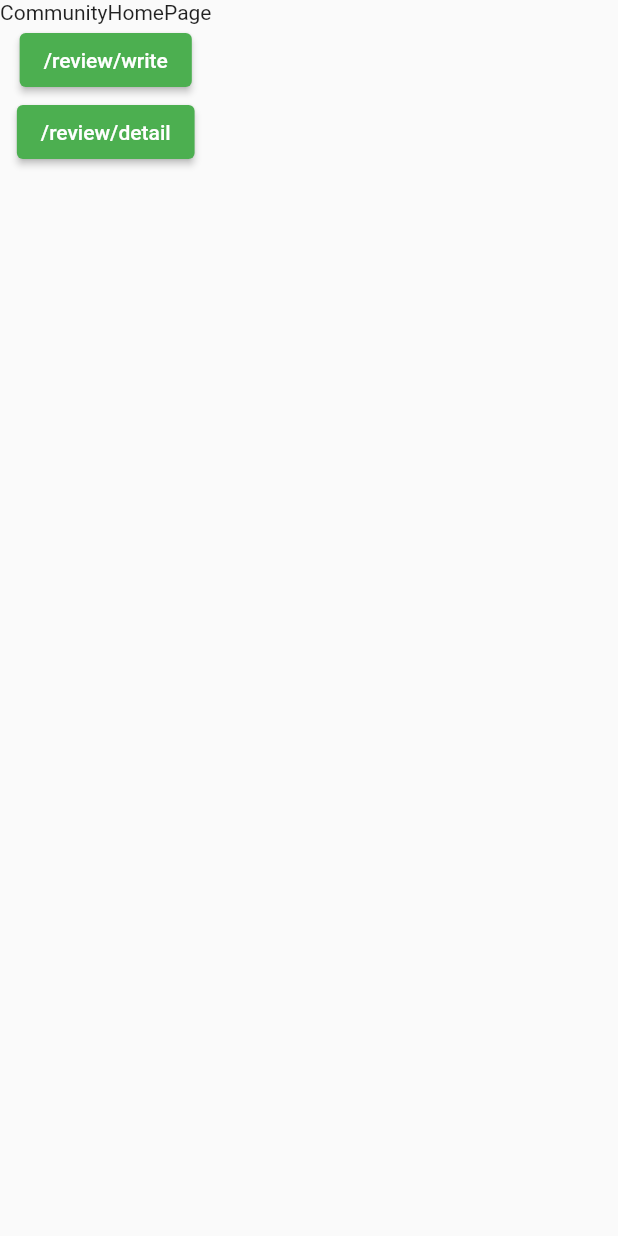
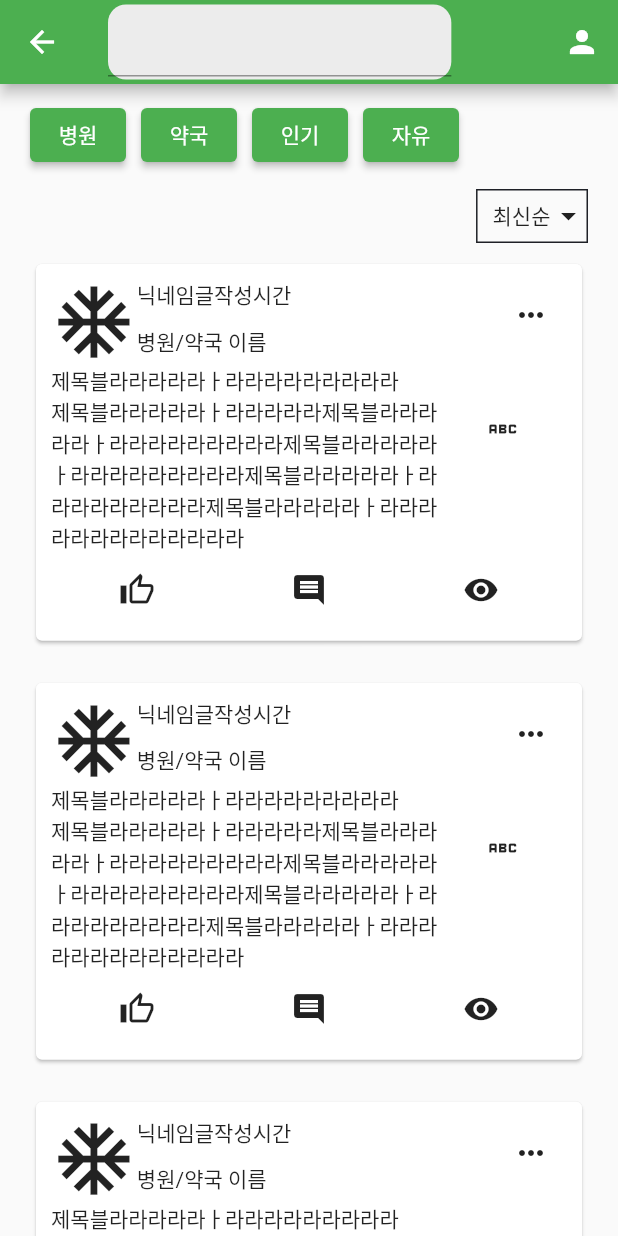
Before and after one commit to sovla/PetDoctor-Flutter, a Flutter app: the CommunityHomePage screen opened by its route, on a phone screen of 412 x 824 dp. Run offline on Flutter 3.47's test engine with Material 2 defaults, Android fonts, the phone set to English and light mode, and no system bars; our stand-ins replace flutter_screenutil, get; missing offline and left inert: widgetbook, widgetbook_annotation.

Commit message:
add(Home,CommunityHome) 페이지 작업 완료

```diff
--- a/lib/constants/border.dart
+++ b/lib/constants/border.dart
@@ -13,4 +13,6 @@ class PaddingConstants {
   static double subVertical = 10;
   // 아이콘 사이 간격용
   static double iconVertical = 8;
+  static double buttonHorizontal = 10;
+  static double buttonVertical = 5;
 }
--- a/lib/main.dart
+++ b/lib/main.dart
@@ -1,7 +1,9 @@
 import 'package:flutter/material.dart';
 import 'package:flutter_screenutil/flutter_screenutil.dart';
 import 'package:get/get_navigation/get_navigation.dart';
+import 'package:get/instance_manager.dart';
 import 'package:pet_doctor/routes/routes.dart';
+import 'package:pet_doctor/state/bottomNavigationBar.dart';
 import 'package:pet_doctor/themes/dark_theme.dart';
 import 'package:pet_doctor/themes/light_theme.dart';
 import 'package:pet_doctor/widgetbook/app.widgetbook.dart';
@@ -37,6 +39,10 @@ class MyApp extends StatelessWidget {
               // 디버그 배너 끄기
               initialRoute: '/',
               getPages: AppRoutes.pages,
+
+              initialBinding: BindingsBuilder(() {
+                Get.lazyPut(() => BottomNavigationBarController());
+              }),
             ));
   }
 }
--- a/lib/page/Community/Community_Home.dart
+++ b/lib/page/Community/Community_Home.dart
@@ -1,6 +1,9 @@
 import 'package:flutter/material.dart';
-import 'package:get/route_manager.dart';
-import 'package:pet_doctor/routes/routes.dart';
+import 'package:pet_doctor/atom/buttons/MoreButton.dart';
+import 'package:pet_doctor/constants/border.dart';
+import 'package:pet_doctor/constants/color.dart';
+import 'package:flutter_screenutil/flutter_screenutil.dart';
+import 'package:pet_doctor/page/Home/Home.dart';
 
 class CommunityHomePage extends StatefulWidget {
   const CommunityHomePage({super.key});
@@ -13,15 +16,78 @@ class _CommunityHomePageState extends State<CommunityHomePage> {
   @override
   Widget build(BuildContext context) {
     return Scaffold(
+      appBar: AppBar(
+        title: Container(
+          width: 200.r,
+          height: 50,
+          decoration: BoxDecoration(
+              color: ColorConstants.backgroundColorLight,
+              borderRadius:
+                  BorderRadius.circular(BorderConstants.borderRadius)),
+          child: TextField(),
+        ),
+        actions: [IconButton(onPressed: () {}, icon: const Icon(Icons.person))],
+      ),
       body: Column(
         children: [
-          const Text('CommunityHomePage'),
-          ...AppRoutes.communityRoutes
-              .map(
-                (e) => ElevatedButton(
-                    onPressed: () => Get.toNamed(e.name), child: Text(e.name)),
-              )
-              .toList(),
+          Categorys(
+            buttons: [
+              ElevatedButton(onPressed: () {}, child: const Text('병원')),
+              ElevatedButton(onPressed: () {}, child: const Text('약국')),
+              ElevatedButton(onPressed: () {}, child: const Text('인기')),
+              ElevatedButton(onPressed: () {}, child: const Text('자유')),
+            ],
+          ),
+          Padding(
+            padding: EdgeInsets.symmetric(
+                horizontal: PaddingConstants.mainHorizontal),
+            child: Row(
+              mainAxisAlignment: MainAxisAlignment.end,
+              mainAxisSize: MainAxisSize.max,
+              children: [
+                PopupMenuButton(
+                  itemBuilder: (context) {
+                    return [
+                      PopupMenuItem(child: Text("최신순")),
+                      PopupMenuItem(child: Text("최신순"))
+                    ];
+                  },
+                  child: Container(
+                    decoration: BoxDecoration(
+                        border: Border.all(
+                            color: ColorConstants.backgroundColorDark)),
+                    child: Padding(
+                      padding: EdgeInsets.fromLTRB(
+                          PaddingConstants.buttonHorizontal,
+                          PaddingConstants.buttonVertical,
+                          0,
+                          PaddingConstants.buttonVertical),
+                      child: Row(
+                        children: [Text("최신순"), Icon(Icons.arrow_drop_down)],
+                      ),
+                    ),
+                  ),
+                ),
+              ],
+            ),
+          ),
+          Expanded(
+            child: ListView.builder(
+              itemBuilder: (context, index) {
+                if (index < 9) {
+                  return Padding(
+                    padding: EdgeInsets.symmetric(
+                        horizontal: PaddingConstants.mainHorizontal,
+                        vertical: PaddingConstants.subVertical),
+                    child: ReviewComponent(),
+                  );
+                } else {
+                  return MoreButton();
+                }
+              },
+              itemCount: 10 + 1,
+            ),
+          )
         ],
       ),
     );
--- a/lib/page/Home/Home.dart
+++ b/lib/page/Home/Home.dart
@@ -1,9 +1,11 @@
 import 'package:flutter/material.dart';
 import 'package:get/route_manager.dart';
+import 'package:get/get.dart';
 import 'package:pet_doctor/constants/border.dart';
 import 'package:pet_doctor/routes/links.dart';
 import 'package:flutter_screenutil/flutter_screenutil.dart';
 import 'package:pet_doctor/routes/routes.dart';
+import 'package:pet_doctor/state/bottomNavigationBar.dart';
 
 class HomePage extends StatefulWidget {
   const HomePage({super.key});
@@ -32,7 +34,9 @@ class _HomePageState extends State<HomePage> {
             ),
           ),
           leadingWidth: 112,
-        actions: [IconButton(onPressed: () {}, icon: const Icon(Icons.person))],
+          actions: [
+            IconButton(onPressed: () {}, icon: const Icon(Icons.person))
+          ],
         ),
         body: Column(
           crossAxisAlignment: CrossAxisAlignment.start,
@@ -46,7 +50,8 @@ class _HomePageState extends State<HomePage> {
                 decoration: BoxDecoration(
                     borderRadius:
                         BorderRadius.circular(BorderConstants.borderRadius),
-                  border: Border.all(width: 1, color: Get.theme.primaryColor)),
+                    border:
+                        Border.all(width: 1, color: Get.theme.primaryColor)),
                 child: Row(
                   mainAxisAlignment: MainAxisAlignment.spaceAround,
                   children: [
@@ -57,7 +62,8 @@ class _HomePageState extends State<HomePage> {
                         icon: const Icon(Icons.local_pharmacy_outlined),
                         text: const Text('약국')),
                     Pet_ColumnIconButton(
-                      icon: const Icon(Icons.window), text: const Text('커뮤니티')),
+                        icon: const Icon(Icons.window),
+                        text: const Text('커뮤니티')),
                   ],
                 ),
               ),
@@ -79,14 +85,65 @@ class _HomePageState extends State<HomePage> {
                 ),
               ),
             ),
+            Categorys(
+              title: const Text('실시간 리뷰'),
+              buttons: [
+                ElevatedButton(onPressed: () {}, child: const Text('병원')),
+                ElevatedButton(onPressed: () {}, child: const Text('약국')),
+                ElevatedButton(onPressed: () {}, child: const Text('커뮤니티')),
+              ],
+            ),
             Padding(
+              padding: EdgeInsets.symmetric(
+                horizontal: PaddingConstants.mainHorizontal,
+              ),
+              child: const ReviewComponent(),
+            )
+          ],
+        ),
+        bottomNavigationBar:
+            BottomNavigationBarController().publicNavigationBar());
+  }
+
+  Widget Pet_ColumnIconButton({
+    required Icon icon,
+    required Text text,
+  }) {
+    return InkWell(
+      onTap: () {},
+      borderRadius: BorderRadius.circular(20.0),
+      child: Padding(
+        padding: const EdgeInsets.all(8.0),
+        child: Column(
+          children: [
+            icon,
+            SizedBox(
+              height: PaddingConstants.iconVertical,
+            ),
+            text
+          ],
+        ),
+      ),
+    );
+  }
+}
+
+class Categorys extends StatelessWidget {
+  final Text? title;
+  final List<Widget> buttons;
+  const Categorys({Key? key, this.title, required this.buttons})
+      : super(key: key);
+
+  @override
+  Widget build(BuildContext context) {
+    return Padding(
       padding: EdgeInsets.symmetric(
           horizontal: PaddingConstants.mainHorizontal,
           vertical: PaddingConstants.subVertical),
       child: Column(
         crossAxisAlignment: CrossAxisAlignment.start,
         children: [
-                const Text('실시간 리뷰'),
+          if (title != null) title!,
           SizedBox(
             width: double.infinity,
             height: 50,
@@ -94,24 +151,25 @@ class _HomePageState extends State<HomePage> {
               scrollDirection: Axis.horizontal,
               child: Wrap(
                 spacing: PaddingConstants.spaceButton,
-                      children: [
-                        ElevatedButton(
-                            onPressed: () {}, child: const Text("병원")),
-                        ElevatedButton(
-                            onPressed: () {}, child: const Text("약국")),
-                        ElevatedButton(
-                            onPressed: () {}, child: const Text("커뮤니티")),
-                      ],
+                children: buttons,
               ),
             ),
           )
         ],
       ),
-          ),
-          Padding(
-            padding: EdgeInsets.symmetric(
-              horizontal: PaddingConstants.mainHorizontal,
-            ),
+    );
+  }
+}
+
+class ReviewComponent extends StatelessWidget {
+  const ReviewComponent({
+    Key? key,
+  }) : super(key: key);
+
+  @override
+  Widget build(BuildContext context) {
+    return InkWell(
+      onTap: () => Get.toNamed(AppLinks.REVIEW_DETAIL),
       child: Card(
         child: Padding(
           padding: EdgeInsets.all(PaddingConstants.spaceButton),
@@ -138,20 +196,20 @@ class _HomePageState extends State<HomePage> {
                         children: [
                           Row(
                             children: [
-                                    Text("닉네임"),
-                                    Text("글작성시간"),
+                              const Text('닉네임'),
+                              const Text('글작성시간'),
                             ],
                           ),
                           SizedBox(
                             height: PaddingConstants.subVertical,
                           ),
-                                Text("병원/약국 이름"),
+                          const Text('병원/약국 이름'),
                         ],
                       )
                     ],
                   ),
                   IconButton(
-                            onPressed: () {}, icon: Icon(Icons.more_horiz))
+                      onPressed: () {}, icon: const Icon(Icons.more_horiz))
                 ],
               ),
               Row(
@@ -161,14 +219,14 @@ class _HomePageState extends State<HomePage> {
                     child: Column(
                       crossAxisAlignment: CrossAxisAlignment.start,
                       children: [
-                              Text("제목블라라라라라ㅏ라라라라라라라라라"),
-                              Text(
-                                  "제목블라라라라라ㅏ라라라라라제목블라라라라라ㅏ라라라라라라라라라제목블라라라라라ㅏ라라라라라라라라라제목블라라라라라ㅏ라라라라라라라라라제목블라라라라라ㅏ라라라라라라라라라라라라라")
+                        const Text('제목블라라라라라ㅏ라라라라라라라라라'),
+                        const Text(
+                            '제목블라라라라라ㅏ라라라라라제목블라라라라라ㅏ라라라라라라라라라제목블라라라라라ㅏ라라라라라라라라라제목블라라라라라ㅏ라라라라라라라라라제목블라라라라라ㅏ라라라라라라라라라라라라라')
                       ],
                     ),
                   ),
                   SizedBox(
-                            width: 75.r, height: 75.r, child: Icon(Icons.abc))
+                      width: 75.r, height: 75.r, child: const Icon(Icons.abc))
                 ],
               ),
               Row(
@@ -176,42 +234,17 @@ class _HomePageState extends State<HomePage> {
                 children: [
                   IconButton(
                       onPressed: () {},
-                            icon: Icon(Icons.thumb_up_alt_outlined)),
-                        IconButton(onPressed: () {}, icon: Icon(Icons.comment)),
+                      icon: const Icon(Icons.thumb_up_alt_outlined)),
+                  IconButton(onPressed: () {}, icon: const Icon(Icons.comment)),
                   IconButton(
                       onPressed: () {},
-                            icon: Icon(Icons.remove_red_eye_sharp))
+                      icon: const Icon(Icons.remove_red_eye_sharp))
                 ],
               )
             ],
           ),
         ),
       ),
-          )
-        ],
-      ),
-    );
-  }
-
-  Widget Pet_ColumnIconButton({
-    required Icon icon,
-    required Text text,
-  }) {
-    return InkWell(
-      onTap: () {},
-      borderRadius: BorderRadius.circular(20.0),
-      child: Padding(
-        padding: const EdgeInsets.all(8.0),
-        child: Column(
-          children: [
-            icon,
-            SizedBox(
-              height: PaddingConstants.iconVertical,
-            ),
-            text
-          ],
-        ),
-      ),
     );
   }
 }
```
Also changed, not shown: lib/state/bottomNavigationBar.dart (added, +57 -0 lines). Lines whose indentation alone changed are shown as unchanged.
